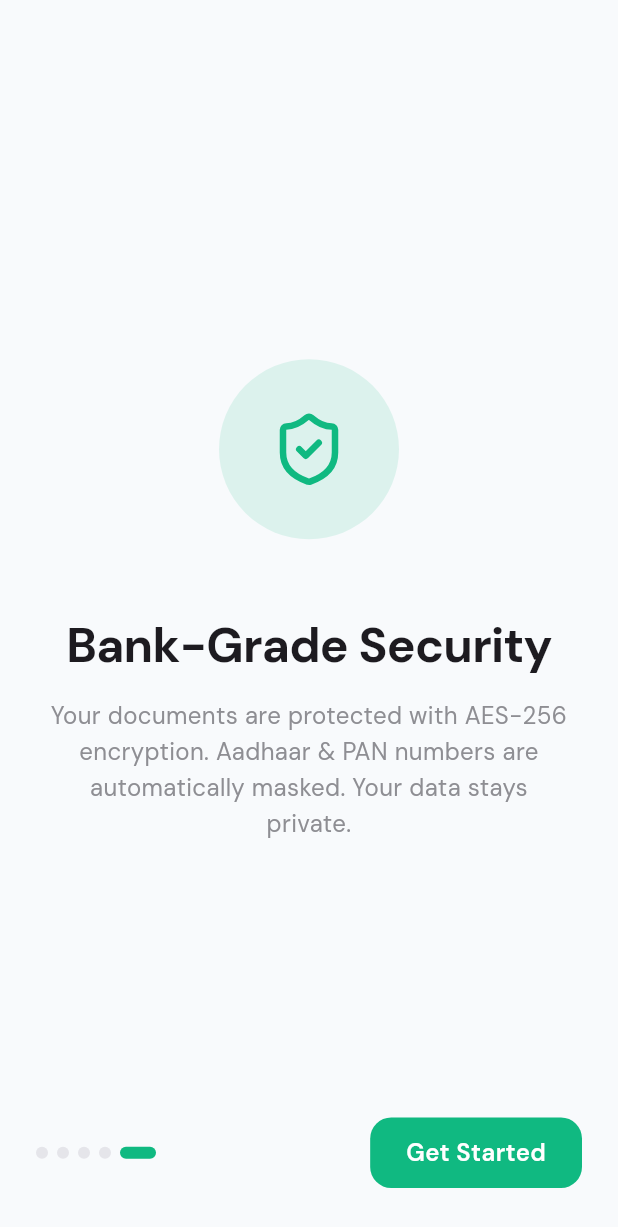
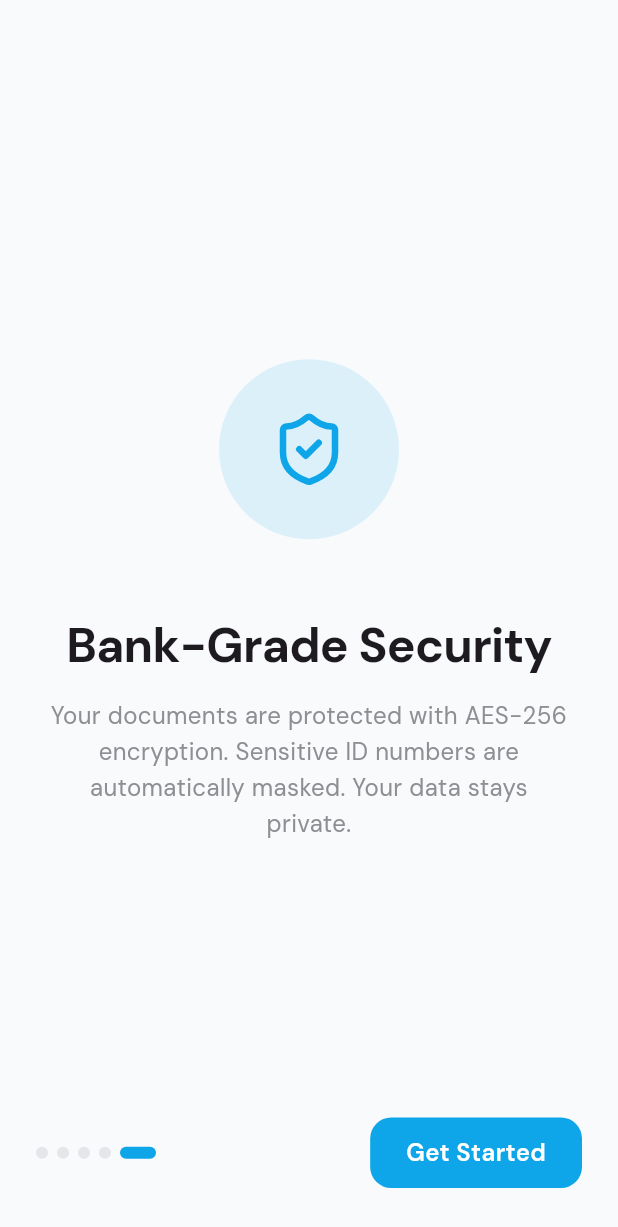
Before and after one commit to kailasramasamy/renewd, a Flutter app: the screen it shows after launch, swiped to page 5, on a phone screen of 412 x 824 dp. Shown: the top 1227 px of the screen. Run offline on Flutter 3.47's test engine with Material 3 defaults, Android fonts, the phone set to English and light mode, and no system bars; our stand-ins replace cached_network_image, file_picker, firebase_auth, firebase_core, firebase_messaging, flutter_local_notifications and 11 more; missing offline and left inert: flutter_doc_scanner, flutter_pdfview, receive_sharing_intent; accounts and stored records are empty; network calls fail; statements that could not run were skipped.

Commit message:
Fix notification init, onboarding colors, and default to production
- Defer FCM token registration until user is logged in (fixes contextless navigation and 401 errors on fresh launch)
- Make NotificationProvider lazy-initialized to avoid Get.find before GetMaterialApp
- Change onboarding page 5 color from green to sky blue (was duplicate of page 4)
- Replace India-specific "Aadhaar & PAN" with generic "Sensitive ID numbers"
- Default to production API URL (use --dart-define=DEV=true for local dev)

Co-Authored-By: Claude Opus 4.6 (1M context) <noreply@anthropic.com>

```diff
--- a/frontend/lib/core/constants/app_constants.dart
+++ b/frontend/lib/core/constants/app_constants.dart
@@ -1,11 +1,11 @@
-const bool _isProduction = bool.fromEnvironment('PRODUCTION', defaultValue: false);
+const bool _isDev = bool.fromEnvironment('DEV', defaultValue: false);
 
 class AppConstants {
   AppConstants._();
 
-  static const String apiBaseUrl = _isProduction
-      ? 'https://api.renewd.app/api/v1'  // Production URL (update when deployed)
-      : 'http://192.168.1.5:6000/api/v1'; // Development (local IP)
+  static const String apiBaseUrl = _isDev
+      ? 'http://192.168.1.5:6000/api/v1'  // Development (local IP)
+      : 'https://api.renewd.app/api/v1';   // Production (default)
 
   static const int maxFileSizeBytes = 10 * 1024 * 1024; // 10MB
 
--- a/frontend/lib/modules/onboarding/onboarding_screen.dart
+++ b/frontend/lib/modules/onboarding/onboarding_screen.dart
@@ -51,10 +51,10 @@ class _OnboardingScreenState extends State<OnboardingScreen> {
     ),
     _PageData(
       icon: LucideIcons.shieldCheck,
-      color: Color(0xFF10B981),
+      color: Color(0xFF0EA5E9),
       title: 'Bank-Grade Security',
       subtitle:
-          'Your documents are protected with AES-256 encryption. Aadhaar & PAN numbers are automatically masked. Your data stays private.',
+          'Your documents are protected with AES-256 encryption. Sensitive ID numbers are automatically masked. Your data stays private.',
     ),
   ];
 
```
Also changed, not shown: frontend/lib/core/services/notification_service.dart (+20 -7 lines).
